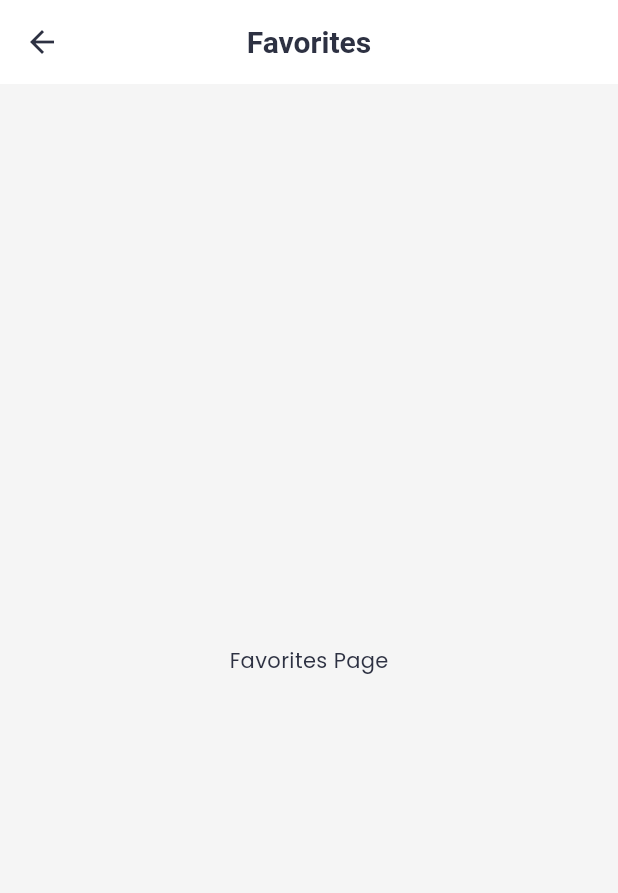
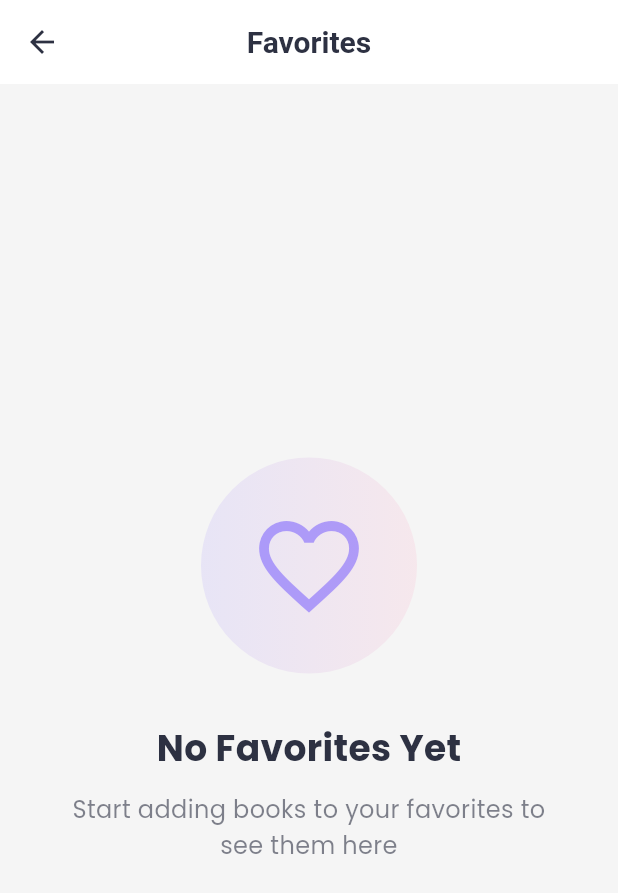
Before and after one commit to chera-mihiretu/my_book, a Flutter app: the FavoritesPage screen opened directly, on a phone screen of 412 x 824 dp. Shown: the top 893 px of the screen. Run offline on Flutter 3.47's test engine with Material 3 defaults, Android fonts, the phone set to English and light mode, and no system bars; our stand-ins replace bloc, connectivity_plus, dartz, equatable, flutter_bloc, flutter_dotenv and 4 more; accounts and stored records are empty; network calls fail.

Commit message:
Implement favorites feature with data sources, repository, and state management

```diff
--- a/lib/features/favorites/data/datasources/favorite_local_data_source.dart
+++ b/lib/features/favorites/data/datasources/favorite_local_data_source.dart
@@ -12,7 +12,7 @@ class FavoriteLocalDataSourceImpl implements FavoriteLocalDataSource {
   final HiveInterface hive;
   static const String _boxName = 'favorites_cache';
   static const String _cacheKey = 'favorites';
-  static const int _maxCacheSize = 20;
+  static const int _maxCacheSize = 10;
 
   FavoriteLocalDataSourceImpl({required this.hive});
 
--- a/lib/features/favorites/data/datasources/favorite_remote_data_source.dart
+++ b/lib/features/favorites/data/datasources/favorite_remote_data_source.dart
@@ -3,7 +3,7 @@ import '../../../../core/error/exceptions.dart';
 import '../../../../core/models/book_model.dart';
 
 abstract class FavoriteRemoteDataSource {
-  Future<void> addFavorite(BookModel book);
+  Future<BookModel> addFavorite(BookModel book);
   Future<void> removeFavoriteByKey(String bookKey);
   Future<bool> checkIsFavorite(String bookKey);
   Future<List<BookModel>> getFavorites({int limit = 20, int offset = 0});
--- /dev/null
+++ b/lib/features/favorites/domain/usecases/get_favorites_usecase.dart
@@ -0,0 +1,17 @@
+import 'package:dartz/dartz.dart';
+import '../../../../core/error/failures.dart';
+import '../../../../core/models/book_model.dart';
+import '../repositories/favorite_repository.dart';
+
+class GetFavoritesUseCase {
+  final FavoriteRepository repository;
+
+  GetFavoritesUseCase(this.repository);
+
+  Future<Either<Failure, List<BookModel>>> call({
+    int limit = 20,
+    int offset = 0,
+  }) async {
+    return await repository.getFavorites();
+  }
+}
--- a/lib/features/favorites/presentation/bloc/favorite_bloc.dart
+++ b/lib/features/favorites/presentation/bloc/favorite_bloc.dart
@@ -1,14 +1,33 @@
 import 'package:flutter_bloc/flutter_bloc.dart';
 import 'package:new_project/features/favorites/domain/repositories/favorite_repository.dart';
+import 'package:new_project/features/favorites/domain/usecases/get_favorites_usecase.dart';
 import 'favorite_event.dart';
 import 'favorite_state.dart';
 
 class FavoriteBloc extends Bloc<FavoriteEvent, FavoriteState> {
   final FavoriteRepository favoriteRepository;
+  final GetFavoritesUseCase getFavoritesUseCase;
 
-  FavoriteBloc({required this.favoriteRepository})
-    : super(const FavoriteInitial()) {
+  FavoriteBloc({
+    required this.favoriteRepository,
+    required this.getFavoritesUseCase,
+  }) : super(const FavoriteInitial()) {
     on<ToggleFavoriteEvent>(_onToggleFavorite);
+    on<LoadFavoritesEvent>(_onLoadFavorites);
+  }
+
+  Future<void> _onLoadFavorites(
+    LoadFavoritesEvent event,
+    Emitter<FavoriteState> emit,
+  ) async {
+    emit(const FavoriteLoading());
+
+    final result = await getFavoritesUseCase();
+
+    result.fold(
+      (failure) => emit(FavoriteError(failure.message)),
+      (favorites) => emit(FavoritesLoaded(favorites)),
+    );
   }
 
   Future<void> _onToggleFavorite(
--- a/lib/features/favorites/presentation/bloc/favorite_state.dart
+++ b/lib/features/favorites/presentation/bloc/favorite_state.dart
@@ -1,5 +1,5 @@
 import 'package:equatable/equatable.dart';
-import '../../domain/models/favorite_model.dart';
+import '../../../../core/models/book_model.dart';
 
 abstract class FavoriteState extends Equatable {
   const FavoriteState();
@@ -16,7 +16,7 @@ class FavoriteLoading extends FavoriteState {
 }
 
 class FavoritesLoaded extends FavoriteState {
-  final List<FavoriteModel> favorites;
+  final List<BookModel> favorites;
   const FavoritesLoaded(this.favorites);
   @override
   List<Object?> get props => [favorites];
--- a/lib/features/favorites/presentation/pages/favorites_page.dart
+++ b/lib/features/favorites/presentation/pages/favorites_page.dart
@@ -1,22 +1,207 @@
 import 'package:flutter/material.dart';
 import 'package:flutter_bloc/flutter_bloc.dart';
+import '../../../../core/widgets/book_card.dart';
 import '../../../../core/widgets/common_widgets.dart';
+import '../../../../core/widgets/custom_loading.dart';
+import '../../../books/presentation/pages/book_detail_page.dart';
 import '../bloc/favorite_bloc.dart';
+import '../bloc/favorite_event.dart';
 import '../bloc/favorite_state.dart';
 
-class FavoritesPage extends StatelessWidget {
+class FavoritesPage extends StatefulWidget {
   const FavoritesPage({super.key});
 
   @override
+  State<FavoritesPage> createState() => _FavoritesPageState();
+}
+
+class _FavoritesPageState extends State<FavoritesPage> {
+  @override
+  void initState() {
+    super.initState();
+    // Load favorites when page initializes
+    context.read<FavoriteBloc>().add(const LoadFavoritesEvent());
+  }
+
+  @override
   Widget build(BuildContext context) {
+    final colorScheme = Theme.of(context).colorScheme;
+
     return Scaffold(
-      appBar: const CommonAppBar(title: 'Favorites', showBackButton: false),
+      appBar: CommonAppBar(
+        title: 'Favorites',
+        showBackButton: false,
+        actions: [
+          IconButton(
+            icon: const Icon(Icons.refresh),
+            onPressed: () {
+              context.read<FavoriteBloc>().add(const LoadFavoritesEvent());
+            },
+          ),
+        ],
+      ),
       body: BlocBuilder<FavoriteBloc, FavoriteState>(
         builder: (context, state) {
-          // TODO: Implement UI
-          return const Center(child: Text('Favorites Page'));
+          if (state is FavoriteLoading) {
+            return _buildLoadingState();
+          } else if (state is FavoritesLoaded) {
+            if (state.favorites.isEmpty) {
+              return _buildEmptyState(colorScheme);
+            }
+            return _buildFavoritesList(state, context);
+          } else if (state is FavoriteError) {
+            return _buildErrorState(colorScheme, state.message);
+          }
+          return _buildEmptyState(colorScheme);
         },
       ),
     );
   }
+
+  Widget _buildLoadingState() {
+    return Center(
+      child: Column(
+        mainAxisAlignment: MainAxisAlignment.center,
+        children: [
+          CustomLoading.inline(size: 48),
+          const SizedBox(height: 16),
+          const Text(
+            'Loading favorites...',
+            style: TextStyle(fontSize: 16, fontWeight: FontWeight.w500),
+          ),
+        ],
+      ),
+    );
+  }
+
+  Widget _buildFavoritesList(FavoritesLoaded state, BuildContext context) {
+    return ListView.builder(
+      physics: const BouncingScrollPhysics(),
+      padding: const EdgeInsets.only(top: 8, bottom: 24),
+      itemCount: state.favorites.length,
+      itemBuilder: (context, index) {
+        final book = state.favorites[index];
+        return BookCard(
+          book: book,
+          onTap: () {
+            // Navigate to book details
+            final bookOLIDKey = book.coverEditionKey;
+            if (bookOLIDKey != null) {
+              Navigator.push(
+                context,
+                MaterialPageRoute(
+                  builder: (context) => BookDetailPage(
+                    bookOLIDKey: bookOLIDKey,
+                    title: book.title,
+                  ),
+                ),
+              );
+            }
+          },
+        );
+      },
+    );
+  }
+
+  Widget _buildEmptyState(ColorScheme colorScheme) {
+    return Center(
+      child: SingleChildScrollView(
+        child: Column(
+          mainAxisAlignment: MainAxisAlignment.center,
+          children: [
+            Container(
+              padding: const EdgeInsets.all(32),
+              decoration: BoxDecoration(
+                shape: BoxShape.circle,
+                gradient: LinearGradient(
+                  colors: [
+                    colorScheme.primary.withAlpha((0.1 * 255).toInt()),
+                    colorScheme.secondary.withAlpha((0.1 * 255).toInt()),
+                  ],
+                ),
+              ),
+              child: Icon(
+                Icons.favorite_border,
+                size: 80,
+                color: colorScheme.primary.withAlpha((0.5 * 255).toInt()),
+              ),
+            ),
+            const SizedBox(height: 32),
+            Text(
+              'No Favorites Yet',
+              style: TextStyle(
+                fontSize: 24,
+                fontWeight: FontWeight.bold,
+                color: colorScheme.onSurface,
+              ),
+            ),
+            const SizedBox(height: 12),
+            Padding(
+              padding: const EdgeInsets.symmetric(horizontal: 48),
+              child: Text(
+                'Start adding books to your favorites to see them here',
+                textAlign: TextAlign.center,
+                style: TextStyle(
+                  fontSize: 16,
+                  color: colorScheme.onSurface.withAlpha((0.6 * 255).toInt()),
+                  height: 1.5,
+                ),
+              ),
+            ),
+          ],
+        ),
+      ),
+    );
+  }
+
+  Widget _buildErrorState(ColorScheme colorScheme, String message) {
+    return Center(
+      child: Column(
+        mainAxisAlignment: MainAxisAlignment.center,
+        children: [
+          Container(
+            padding: const EdgeInsets.all(24),
+            decoration: BoxDecoration(
+              shape: BoxShape.circle,
+              color: colorScheme.error.withAlpha((0.1 * 255).toInt()),
+            ),
+            child: Icon(
+              Icons.error_outline,
+              size: 64,
+              color: colorScheme.error,
+            ),
+          ),
+          const SizedBox(height: 24),
+          Text(
+            'Oops! Something went wrong',
+            style: TextStyle(
+              fontSize: 18,
+              fontWeight: FontWeight.w600,
+              color: colorScheme.onSurface,
+            ),
+          ),
+          const SizedBox(height: 8),
+          Padding(
+            padding: const EdgeInsets.symmetric(horizontal: 32),
+            child: Text(
+              message,
+              textAlign: TextAlign.center,
+              style: TextStyle(
+                fontSize: 14,
+                color: colorScheme.onSurface.withAlpha((0.6 * 255).toInt()),
+              ),
+            ),
+          ),
+          const SizedBox(height: 24),
+          ElevatedButton.icon(
+            onPressed: () {
+              context.read<FavoriteBloc>().add(const LoadFavoritesEvent());
+            },
+            icon: const Icon(Icons.refresh),
+            label: const Text('Try Again'),
+          ),
+        ],
+      ),
+    );
+  }
 }
```
Also changed, not shown: lib/features/favorites/data/repositories/favorite_repository_impl.dart (+41 -11 lines).
